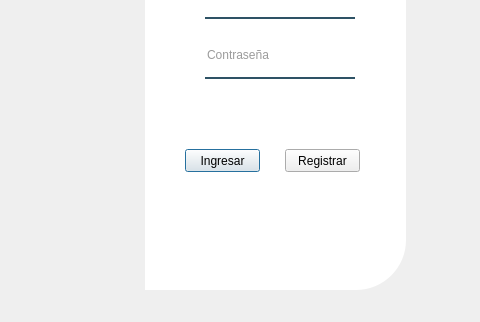
This is vistas/ui/Loguin.ui in Marquetty/Medioss as Qt 5 draws it before an edit; both pictures show x 145 to 625 and y 171 to 493 of the 625 by 493 pixel window. The edited form follows.
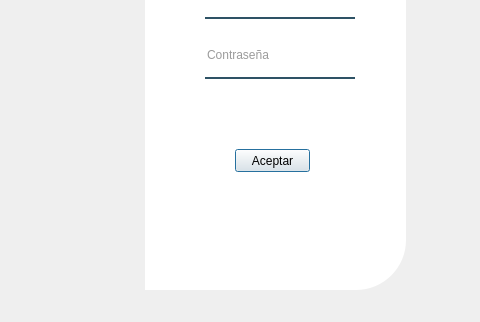
This is the edited form. Icons and pictures are not drawn.

```diff
--- a/vistas/ui/Loguin.ui
+++ b/vistas/ui/Loguin.ui
@@ -127,27 +127,14 @@
   <widget class="QPushButton" name="btn_iniciar">
    <property name="geometry">
     <rect>
-     <x>330</x>
+     <x>380</x>
      <y>320</y>
      <width>75</width>
      <height>23</height>
     </rect>
    </property>
    <property name="text">
-    <string>Ingresar</string>
-   </property>
-  </widget>
-  <widget class="QPushButton" name="pushButton_2">
-   <property name="geometry">
-    <rect>
-     <x>430</x>
-     <y>320</y>
-     <width>75</width>
-     <height>23</height>
-    </rect>
-   </property>
-   <property name="text">
-    <string>Registrar</string>
+    <string>Aceptar</string>
    </property>
   </widget>
   <widget class="QLabel" name="label_2">
```
Left out of the diff: 5 changed lines with no effect on the pictures.
